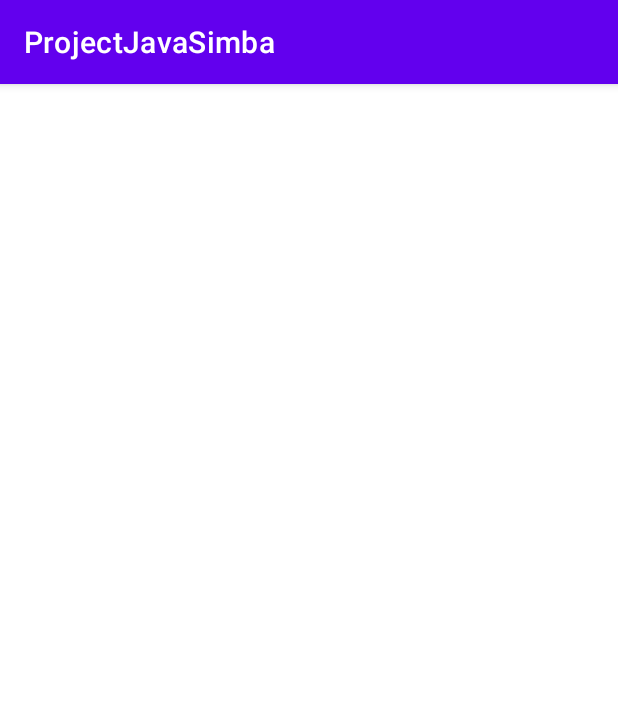
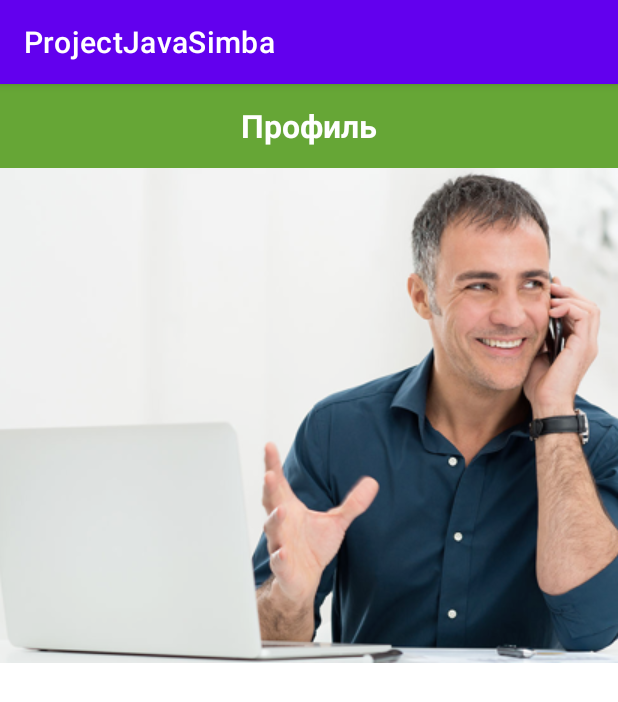
Before and after one commit to radik-alt/ProjectJavaSimba, an Android app: the fragment ProfileFragment shown on its own in the app's theme, on a phone screen of 412 x 824 dp. Shown: the top 702 px of the screen. Run offline under Robolectric (Android 15) with nearby library versions, the phone set to English and light mode, and no system bars.

Commit message:
добавил верстку toolbar, добавил зависимости, поставил стили

```diff
--- a/app/build.gradle
+++ b/app/build.gradle
@@ -36,4 +36,7 @@ dependencies {
     testImplementation 'junit:junit:4.13.2'
     androidTestImplementation 'androidx.test.ext:junit:1.1.4'
     androidTestImplementation 'androidx.test.espresso:espresso-core:3.5.0'
+
+    implementation 'androidx.navigation:navigation-fragment-ktx:2.5.3'
+    implementation 'androidx.navigation:navigation-ui-ktx:2.5.3'
 }
--- a/app/src/main/AndroidManifest.xml
+++ b/app/src/main/AndroidManifest.xml
@@ -17,10 +17,8 @@
             android:exported="true">
             <intent-filter>
                 <action android:name="android.intent.action.MAIN" />
-
                 <category android:name="android.intent.category.LAUNCHER" />
             </intent-filter>
-
             <meta-data
                 android:name="android.app.lib_name"
                 android:value="" />
--- a/app/src/main/java/com/example/projectjavasimba/MainActivity.java
+++ b/app/src/main/java/com/example/projectjavasimba/MainActivity.java
@@ -11,6 +11,5 @@ public class MainActivity extends AppCompatActivity {
         super.onCreate(savedInstanceState);
         setContentView(R.layout.activity_main);
 
-
     }
 }
--- a/app/src/main/java/com/example/projectjavasimba/SplashScreen.kt
+++ b/app/src/main/java/com/example/projectjavasimba/SplashScreen.kt
@@ -4,7 +4,6 @@ import androidx.appcompat.app.AppCompatActivity
 import android.os.Bundle
 
 class SplashScreen : AppCompatActivity() {
-
 
     override fun onCreate(savedInstanceState: Bundle?) {
         super.onCreate(savedInstanceState)
--- /dev/null
+++ b/app/src/main/res/drawable/ic_baseline_create_24.xml
@@ -0,0 +1,5 @@
+<vector android:height="24dp" android:tint="#FFFFFF"
+    android:viewportHeight="24" android:viewportWidth="24"
+    android:width="24dp" xmlns:android="http://schemas.android.com/apk/res/android">
+    <path android:fillColor="@android:color/white" android:pathData="M3,17.25V21h3.75L17.81,9.94l-3.75,-3.75L3,17.25zM20.71,7.04c0.39,-0.39 0.39,-1.02 0,-1.41l-2.34,-2.34c-0.39,-0.39 -1.02,-0.39 -1.41,0l-1.83,1.83 3.75,3.75 1.83,-1.83z"/>
+</vector>
--- a/app/src/main/res/layout/activity_splash_screen.xml
+++ b/app/src/main/res/layout/activity_splash_screen.xml
@@ -38,4 +38,6 @@
         app:layout_constraintStart_toStartOf="parent"
         app:layout_constraintTop_toBottomOf="@+id/progressBar" />
 
+
+
 </androidx.constraintlayout.widget.ConstraintLayout>
--- a/app/src/main/res/layout/fragment_profile.xml
+++ b/app/src/main/res/layout/fragment_profile.xml
@@ -6,6 +6,62 @@
     xmlns:app="http://schemas.android.com/apk/res-auto"
     tools:context=".presentation.ProfileFragment">
 
+    <com.google.android.material.appbar.AppBarLayout
+        android:id="@+id/appBarLayout"
+        android:layout_width="match_parent"
+        android:layout_height="wrap_content">
+
+        <com.google.android.material.appbar.CollapsingToolbarLayout
+            app:layout_scrollFlags="scroll|snap|exitUntilCollapsed"
+            android:layout_width="match_parent"
+            android:layout_height="wrap_content">
+
+            <androidx.constraintlayout.widget.ConstraintLayout
+                android:layout_width="match_parent"
+                android:layout_height="match_parent">
+
+                <ImageView
+                    android:layout_width="match_parent"
+                    android:layout_height="match_parent"
+                    android:scaleType="centerCrop"
+                    android:src="@drawable/image_man"
+                    app:layout_collapseMode="parallax"
+                    app:layout_constraintTop_toBottomOf="@+id/toolbar" />
+
+                <androidx.appcompat.widget.Toolbar
+                    android:id="@+id/toolbar"
+                    android:background="@color/green_color"
+                    android:layout_width="match_parent"
+                    android:layout_height="wrap_content"
+                    app:layout_constraintEnd_toEndOf="parent"
+                    app:layout_constraintStart_toStartOf="parent"
+                    app:layout_constraintTop_toTopOf="parent">
+
+                    <TextView
+                        android:layout_gravity="center"
+                        android:layout_width="wrap_content"
+                        android:layout_height="wrap_content"
+                        android:text="@string/profile"
+                        android:textColor="@color/white"
+                        android:textSize="21sp"
+                        android:textStyle="bold"
+                        app:layout_constraintBottom_toBottomOf="@+id/toolbar"
+                        app:layout_constraintEnd_toEndOf="@+id/toolbar"
+                        app:layout_constraintStart_toStartOf="parent"
+                        app:layout_constraintTop_toTopOf="@+id/toolbar" />
+
+
+                </androidx.appcompat.widget.Toolbar>
+
+
+            </androidx.constraintlayout.widget.ConstraintLayout>
+
+
+        </com.google.android.material.appbar.CollapsingToolbarLayout>
+
+
+    </com.google.android.material.appbar.AppBarLayout>
+
 
 
 </androidx.coordinatorlayout.widget.CoordinatorLayout>
--- a/app/src/main/res/values/colors.xml
+++ b/app/src/main/res/values/colors.xml
@@ -7,4 +7,7 @@
     <color name="teal_700">#FF018786</color>
     <color name="black">#FF000000</color>
     <color name="white">#FFFFFFFF</color>
+
+
+    <color name="green_color">#66a636</color>
 </resources>
--- a/app/src/main/res/values/strings.xml
+++ b/app/src/main/res/values/strings.xml
@@ -1,3 +1,9 @@
 <resources>
     <string name="app_name">ProjectJavaSimba</string>
+    <string name="download_splash">Загрузка</string>
+    <string name="news">Новости</string>
+    <string name="search">Поиск</string>
+    <string name="help">Помочь</string>
+    <string name="history">История</string>
+    <string name="profile">Профиль</string>
 </resources>
--- a/app/src/main/res/values/themes.xml
+++ b/app/src/main/res/values/themes.xml
@@ -13,4 +13,6 @@
         <item name="android:statusBarColor">?attr/colorPrimaryVariant</item>
         <!-- Customize your theme here. -->
     </style>
+
+
 </resources>
```
Also changed, not shown: app/src/main/res/layout/activity_main.xml (+17 -4 lines), app/src/main/res/menu/bottom_menu.xml (added, +24 -0 lines), app/src/main/res/drawable/image_man.png (added).
